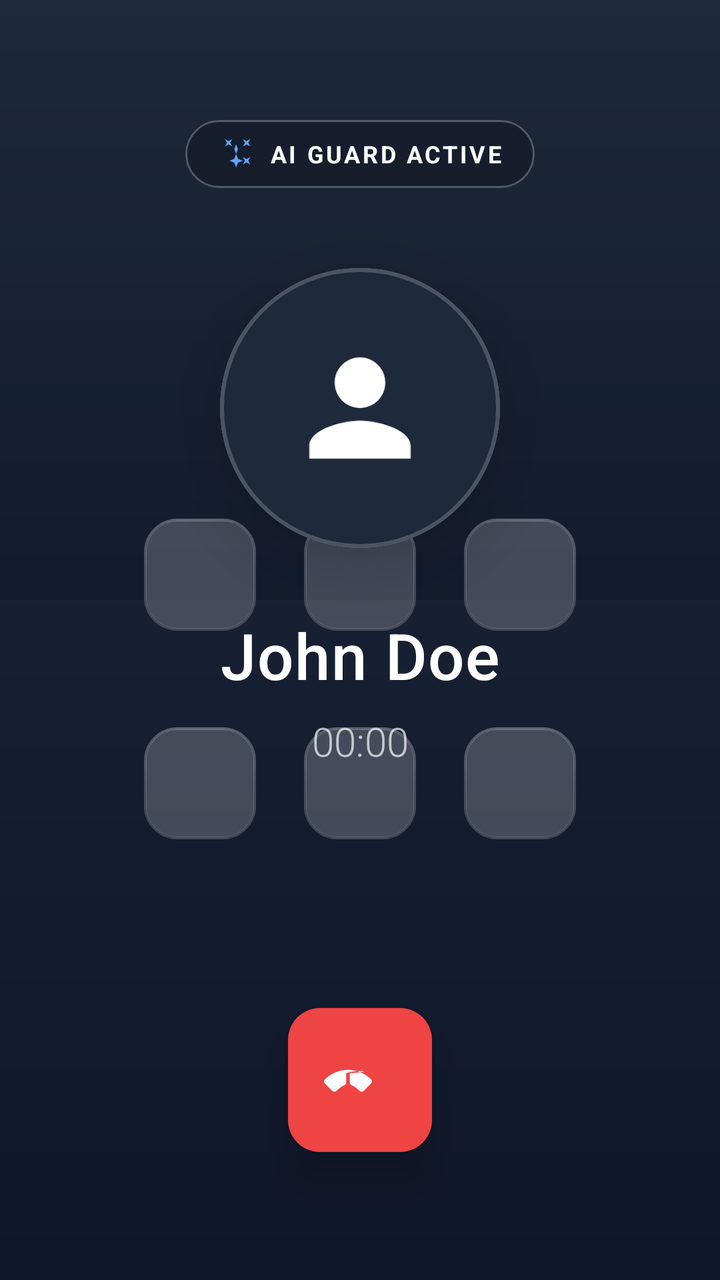
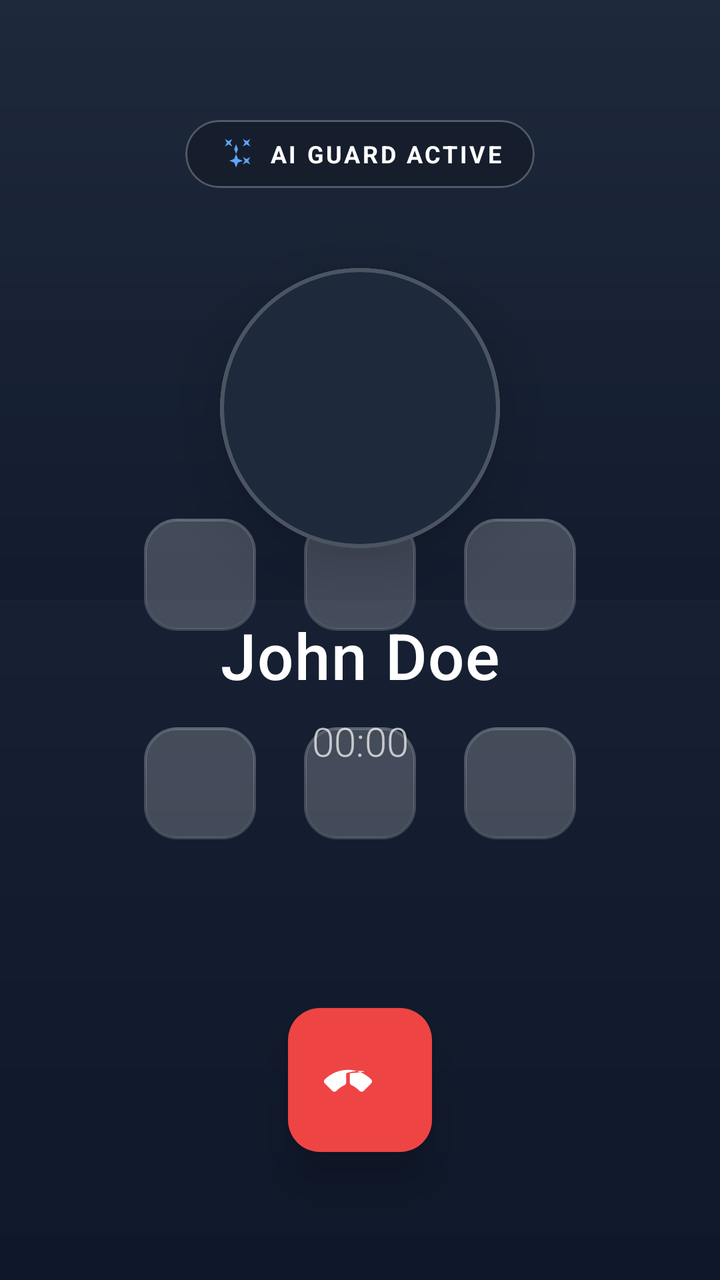

Two renders of the same Android screen: before a commit and after it. Below are the layout's source before the change and the commit's diff.
<!-- AndroidManifest.xml: activity theme Theme.RealConnect -->
<!-- res/layout/activity_calling.xml -->
<?xml version="1.0" encoding="utf-8"?>
<androidx.constraintlayout.widget.ConstraintLayout xmlns:android="http://schemas.android.com/apk/res/android"
    xmlns:app="http://schemas.android.com/apk/res-auto"
    xmlns:tools="http://schemas.android.com/tools"
    android:layout_width="match_parent"
    android:layout_height="match_parent"
    android:background="@drawable/bg_calling_gradient"
    tools:context=".CallingActivity">

    
    <View
        android:layout_width="match_parent"
        android:layout_height="300dp"
        android:background="@drawable/bg_calling_gradient"
        android:alpha="0.5"
        app:layout_constraintTop_toTopOf="parent" />

    
    <com.google.android.material.card.MaterialCardView
        android:id="@+id/ai_status_badge"
        android:layout_width="wrap_content"
        android:layout_height="wrap_content"
        android:layout_marginTop="60dp"
        app:cardBackgroundColor="#33000000"
        app:cardCornerRadius="20dp"
        app:cardElevation="0dp"
        app:strokeColor="#44FFFFFF"
        app:strokeWidth="1dp"
        app:layout_constraintEnd_toEndOf="parent"
        app:layout_constraintStart_toStartOf="parent"
        app:layout_constraintTop_toTopOf="parent">

        <LinearLayout
            android:layout_width="wrap_content"
            android:layout_height="wrap_content"
            android:gravity="center_vertical"
            android:orientation="horizontal"
            android:paddingHorizontal="16dp"
            android:paddingVertical="8dp">

            <ImageView
                android:id="@+id/ai_icon"
                android:layout_width="18dp"
                android:layout_height="18dp"
                android:src="@drawable/ic_ai_mode"
                app:tint="#60A5FA" />

            <TextView
                android:id="@+id/text_ai_status"
                android:layout_width="wrap_content"
                android:layout_height="wrap_content"
                android:layout_marginStart="8dp"
                android:text="AI GUARD ACTIVE"
                android:textColor="#FFFFFF"
                android:textSize="12sp"
                android:textStyle="bold"
                android:letterSpacing="0.1" />
        </LinearLayout>
    </com.google.android.material.card.MaterialCardView>

    
    <com.google.android.material.card.MaterialCardView
        android:id="@+id/card_avatar"
        android:layout_width="140dp"
        android:layout_height="140dp"
        android:layout_marginTop="40dp"
        app:cardCornerRadius="70dp"
        app:cardElevation="20dp"
        app:strokeWidth="2dp"
        app:strokeColor="#33FFFFFF"
        app:layout_constraintEnd_toEndOf="parent"
        app:layout_constraintStart_toStartOf="parent"
        app:layout_constraintTop_toBottomOf="@id/ai_status_badge">

        <ImageView
            android:id="@+id/img_avatar_calling"
            android:layout_width="match_parent"
            android:layout_height="match_parent"
            android:background="#1E293B"
            android:padding="32dp"
            android:src="@drawable/ic_contacts"
            app:tint="@color/white"
            android:contentDescription="@string/desc_caller_avatar" />
    </com.google.android.material.card.MaterialCardView>

    <TextView
        android:id="@+id/text_caller_name"
        android:layout_width="wrap_content"
        android:layout_height="wrap_content"
        android:layout_marginTop="32dp"
        android:text="John Doe"
        android:textColor="@color/white"
        android:textSize="32sp"
        android:fontFamily="sans-serif-medium"
        android:letterSpacing="0.02"
        app:layout_constraintEnd_toEndOf="parent"
        app:layout_constraintStart_toStartOf="parent"
        app:layout_constraintTop_toBottomOf="@id/card_avatar" />

    <TextView
        android:id="@+id/text_call_timer"
        android:layout_width="wrap_content"
        android:layout_height="wrap_content"
        android:layout_marginTop="8dp"
        android:text="@string/timer_initial"
        android:textColor="#B3FFFFFF"
        android:textSize="20sp"
        android:fontFamily="sans-serif-light"
        app:layout_constraintEnd_toEndOf="parent"
        app:layout_constraintStart_toStartOf="parent"
        app:layout_constraintTop_toBottomOf="@id/text_caller_name" />

    
    <TextView
        android:id="@+id/text_spam_warning"
        android:layout_width="wrap_content"
        android:layout_height="wrap_content"
        android:layout_marginTop="16dp"
        android:background="#FEF2F2"
        android:paddingHorizontal="16dp"
        android:paddingVertical="8dp"
        android:text="⚠ POSSIBLE SPAM CALL"
        android:textColor="#EF4444"
        android:textSize="14sp"
        android:textStyle="bold"
        android:visibility="gone"
        app:layout_constraintEnd_toEndOf="parent"
        app:layout_constraintStart_toStartOf="parent"
        app:layout_constraintTop_toBottomOf="@id/text_call_timer" />

    
    <androidx.constraintlayout.widget.ConstraintLayout
        android:id="@+id/controls_container"
        android:layout_width="match_parent"
        android:layout_height="wrap_content"
        android:layout_marginBottom="48dp"
        app:layout_constraintBottom_toTopOf="@+id/btn_end_call">

        <GridLayout
            android:layout_width="wrap_content"
            android:layout_height="wrap_content"
            android:columnCount="3"
            android:alignmentMode="alignMargins"
            android:useDefaultMargins="true"
            app:layout_constraintEnd_toEndOf="parent"
            app:layout_constraintStart_toStartOf="parent"
            app:layout_constraintTop_toTopOf="parent">

            <include layout="@layout/item_call_action" android:id="@+id/action_mute" />
            <include layout="@layout/item_call_action" android:id="@+id/action_speaker" />
            <include layout="@layout/item_call_action" android:id="@+id/action_ai_mode" />
            <include layout="@layout/item_call_action" android:id="@+id/action_record" />
            <include layout="@layout/item_call_action" android:id="@+id/action_hold" />
            <include layout="@layout/item_call_action" android:id="@+id/action_keypad" />

        </GridLayout>

    </androidx.constraintlayout.widget.ConstraintLayout>

    
    <com.google.android.material.floatingactionbutton.FloatingActionButton
        android:id="@+id/btn_accept_call"
        android:layout_width="wrap_content"
        android:layout_height="wrap_content"
        android:layout_marginBottom="64dp"
        android:layout_marginEnd="32dp"
        android:src="@drawable/ic_call"
        android:visibility="gone"
        app:backgroundTint="#22C55E"
        app:elevation="12dp"
        app:fabCustomSize="72dp"
        app:maxImageSize="36dp"
        app:layout_constraintBottom_toBottomOf="parent"
        app:layout_constraintEnd_toStartOf="@+id/btn_end_call"
        app:layout_constraintHorizontal_chainStyle="packed"
        app:layout_constraintStart_toStartOf="parent"
        app:tint="@color/white"
        android:contentDescription="@string/action_add" />

    <com.google.android.material.floatingactionbutton.FloatingActionButton
        android:id="@+id/btn_end_call"
        android:layout_width="wrap_content"
        android:layout_height="wrap_content"
        android:layout_marginBottom="64dp"
        android:src="@drawable/ic_call_end"
        app:backgroundTint="#EF4444"
        app:elevation="12dp"
        app:fabCustomSize="72dp"
        app:maxImageSize="36dp"
        app:layout_constraintBottom_toBottomOf="parent"
        app:layout_constraintEnd_toEndOf="parent"
        app:layout_constraintStart_toEndOf="@+id/btn_accept_call"
        app:tint="@color/white"
        android:contentDescription="@string/desc_end_call" />

</androidx.constraintlayout.widget.ConstraintLayout>
<!-- res/layout/item_call_action.xml (included above) -->
<?xml version="1.0" encoding="utf-8"?>
<LinearLayout xmlns:android="http://schemas.android.com/apk/res/android"
    xmlns:app="http://schemas.android.com/apk/res-auto"
    android:layout_width="wrap_content"
    android:layout_height="wrap_content"
    android:gravity="center"
    android:orientation="vertical"
    android:padding="8dp"
    android:clickable="true"
    android:focusable="true"
    android:background="?attr/selectableItemBackgroundBorderless">

    <com.google.android.material.floatingactionbutton.FloatingActionButton
        android:id="@+id/fab_action"
        android:layout_width="wrap_content"
        android:layout_height="wrap_content"
        android:clickable="false"
        android:focusable="false"
        app:backgroundTint="#33FFFFFF"
        app:elevation="0dp"
        app:fabSize="normal"
        app:tint="@color/white"
        app:borderWidth="1dp"
        app:strokeColor="#40FFFFFF" />

    <TextView
        android:id="@+id/text_action_label"
        android:layout_width="wrap_content"
        android:layout_height="wrap_content"
        android:layout_marginTop="8dp"
        android:textColor="@color/white"
        android:textSize="12sp"
        android:fontFamily="sans-serif-medium"
        android:alpha="0.8"
        android:clickable="false"
        android:focusable="false" />

</LinearLayout>
<!-- resources referenced by this layout -->
<resources>
  <color name="white">#FFFFFF</color>
  <!-- drawable bg_calling_gradient (drawable) -->
  <?xml version="1.0" encoding="utf-8"?>
  <shape xmlns:android="http://schemas.android.com/apk/res/android"
      android:shape="rectangle">
      <gradient
          android:angle="270"
          android:endColor="#0F172A"
          android:startColor="#1E293B"
          android:type="linear" />
  </shape>
  <!-- drawable ic_ai_mode (drawable) -->
  <vector xmlns:android="http://schemas.android.com/apk/res/android"
      android:width="24dp"
      android:height="24dp"
      android:viewportWidth="24"
      android:viewportHeight="24">
    <path
        android:fillColor="#8B5CF6"
        android:pathData="M7.5,5.6L10,7L8.6,4.5L10,2L7.5,3.4L5,2L6.4,4.5L5,7L7.5,5.6Z M19.5,15.4L17,14L18.4,16.5L17,19L19.5,17.6L22,19L20.6,16.5L22,14L19.5,15.4Z M22,2L19.5,3.4L17,2L18.4,4.5L17,7L19.5,5.6L22,7L20.6,4.5L22,2Z M11.25,8.75L12.5,12L11.25,15.25L8,16.5L11.25,17.75L12.5,21L13.75,17.75L17,16.5L13.75,15.25L12.5,12L13.75,8.75L12.5,5.5L11.25,8.75Z"/>
  </vector>
  <!-- drawable ic_call (drawable) -->
  <vector xmlns:android="http://schemas.android.com/apk/res/android"
      android:width="24dp"
      android:height="24dp"
      android:viewportWidth="24"
      android:viewportHeight="24"
      android:tint="?attr/colorControlNormal">
    <path
        android:fillColor="@android:color/white"
        android:pathData="M20.01,15.38c-1.23,0 -2.42,-0.2 -3.53,-0.56a0.977,0.977 0,0 0,-1.01 0.24l-2.2,2.2c-2.83,-1.44 -5.15,-3.75 -6.59,-6.59l2.2,-2.21a0.96,0.96 0,0 0,0.25 -1.01c-0.36,-1.11 -0.55,-2.3 -0.55,-3.53 0,-0.55 -0.45,-1 -1,-1H4.03c-0.55,0 -1,0.45 -1,1 0,9.39 7.61,17 17,17 0.55,0 1,-0.45 1,-1v-3.52c0,-0.55 -0.45,-1 -1,-1z"/>
  </vector>
  <!-- drawable ic_contacts (drawable) -->
  <vector xmlns:android="http://schemas.android.com/apk/res/android"
      android:width="24dp"
      android:height="24dp"
      android:viewportWidth="24"
      android:viewportHeight="24"
      android:tint="?attr/colorControlNormal">
    <path
        android:fillColor="@android:color/white"
        android:pathData="M12,12c2.21,0 4,-1.79 4,-4s-1.79,-4 -4,-4 -4,1.79 -4,4 1.79,4 4,4zM12,14c-2.67,0 -8,1.34 -8,4v2h16v-2c0,-2.66 -5.33,-4 -8,-4z"/>
  </vector>
  <string name="action_add">Add</string>
  <string name="desc_caller_avatar">Caller Avatar</string>
  <string name="desc_end_call">End Call</string>
  <string name="timer_initial">00:00</string>
  <style name="Theme.RealConnect" parent="Base.Theme.RealConnect" />
  <style name="Base.Theme.RealConnect" parent="Theme.Material3.DayNight.NoActionBar">
          
          <item name="colorPrimary">@color/colorPrimary</item>
          <item name="colorPrimaryVariant">@color/colorPrimaryDark</item>
          <item name="colorOnPrimary">@color/white</item>
          
          <item name="colorSecondary">@color/colorAccent</item>
          <item name="colorOnSecondary">@color/black</item>
  
          
          <item name="android:statusBarColor">@color/background</item>
          <item name="android:windowLightStatusBar">true</item>
  
          
          <item name="android:windowBackground">@color/background</item>
          <item name="colorSurface">@color/surface</item>
          <item name="colorOnSurface">@color/onSurface</item>
      </style>
  <color name="colorPrimary">#0EA5E9</color>
  <color name="colorPrimaryDark">#0284C7</color>
  <color name="colorAccent">#38BDF8</color>
  <color name="black">#000000</color>
  <color name="background">#F8FAFC</color>
  <color name="surface">#FFFFFF</color>
  <color name="onSurface">#0F172A</color>
  <!-- unchanged entries left out for length: 1 -->
</resources>

<!-- the commit's change to res/layout/activity_calling.xml (unified diff, before → after) -->
@@ -77,9 +77,7 @@
             android:layout_width="match_parent"
             android:layout_height="match_parent"
             android:background="#1E293B"
-            android:padding="32dp"
-            android:src="@drawable/ic_contacts"
-            app:tint="@color/white"
+            android:scaleType="centerCrop"
             android:contentDescription="@string/desc_caller_avatar" />
     </com.google.android.material.card.MaterialCardView>
 
<!-- resource entries referenced after the edit -->
@@ -32,17 +32,6 @@
         android:fillColor="@android:color/white"
         android:pathData="M20.01,15.38c-1.23,0 -2.42,-0.2 -3.53,-0.56a0.977,0.977 0,0 0,-1.01 0.24l-2.2,2.2c-2.83,-1.44 -5.15,-3.75 -6.59,-6.59l2.2,-2.21a0.96,0.96 0,0 0,0.25 -1.01c-0.36,-1.11 -0.55,-2.3 -0.55,-3.53 0,-0.55 -0.45,-1 -1,-1H4.03c-0.55,0 -1,0.45 -1,1 0,9.39 7.61,17 17,17 0.55,0 1,-0.45 1,-1v-3.52c0,-0.55 -0.45,-1 -1,-1z"/>
   </vector>
-  <!-- drawable ic_contacts (drawable) -->
-  <vector xmlns:android="http://schemas.android.com/apk/res/android"
-      android:width="24dp"
-      android:height="24dp"
-      android:viewportWidth="24"
-      android:viewportHeight="24"
-      android:tint="?attr/colorControlNormal">
-    <path
-        android:fillColor="@android:color/white"
-        android:pathData="M12,12c2.21,0 4,-1.79 4,-4s-1.79,-4 -4,-4 -4,1.79 -4,4 1.79,4 4,4zM12,14c-2.67,0 -8,1.34 -8,4v2h16v-2c0,-2.66 -5.33,-4 -8,-4z"/>
-  </vector>
   <string name="action_add">Add</string>
   <string name="desc_caller_avatar">Caller Avatar</string>
   <string name="desc_end_call">End Call</string>
